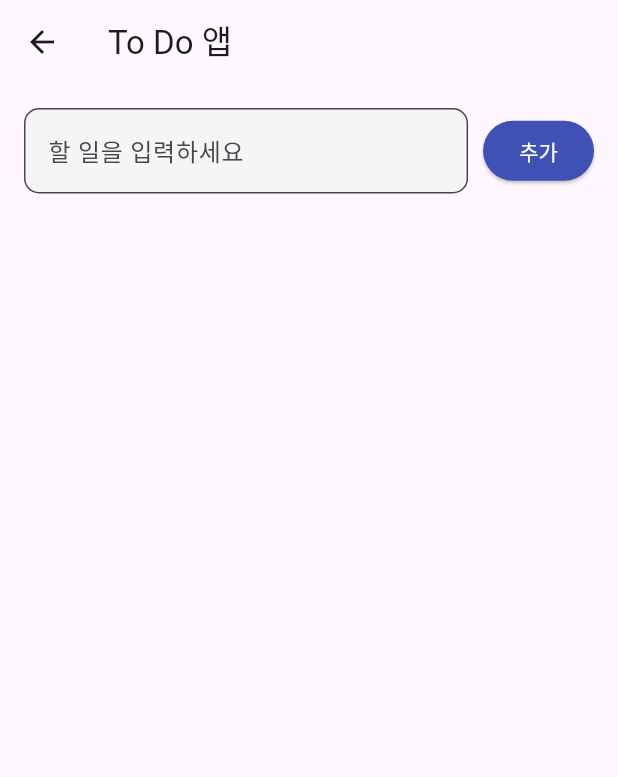
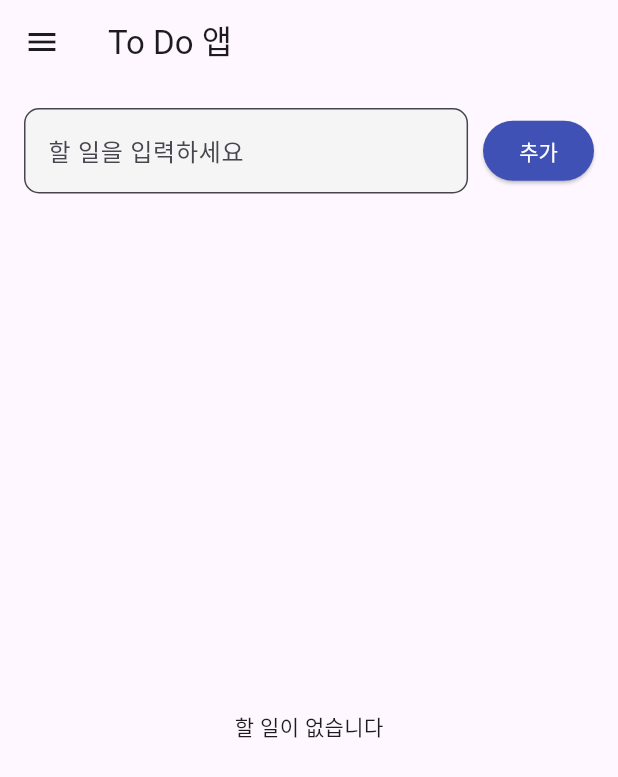
Before and after one commit to brian-jteom/chungju-flutter, a Flutter app: the TodoPage screen opened by its route, on a phone screen of 412 x 824 dp. Shown: the top 777 px of the screen. Run offline on Flutter 3.47's test engine with Material 3 defaults, Android fonts, the phone set to English and light mode, and no system bars; our stand-ins replace shared_preferences; accounts and stored records are empty.

Commit message:
todo 리스트 작업

```diff
--- a/lib/ToDoPage.dart
+++ /dev/null
@@ -1,54 +0,0 @@
-
-import 'package:flutter/material.dart';
-
-class TodoPage extends StatefulWidget {
-  const TodoPage({super.key});
-
-  @override
-  State<TodoPage> createState() => _TodoPageState();
-}
-
-class _TodoPageState extends State<TodoPage> {
-
-
-  @override
-  Widget build(BuildContext context) {
-    return Scaffold(
-      appBar: AppBar(
-        title: const Text("To Do 앱"),
-      ),
-      body: Column(
-        children: [
-          Padding(
-              padding: const EdgeInsets.all(16),
-              child: Row(
-                children: [
-                  Expanded(
-                      child: TextField(
-                        decoration: InputDecoration(
-                          hintText: "할 일을 입력하세요",
-                          border: OutlineInputBorder(
-                            borderRadius: BorderRadius.circular(10)
-                          ),
-                          filled: true,
-                          fillColor: Colors.grey[100]
-                        ),
-                      )
-                  ),
-                  const SizedBox(width: 10),
-                  ElevatedButton(
-                      onPressed: () => {},
-                      style: ElevatedButton.styleFrom(
-                        backgroundColor: Colors.indigo,
-                        foregroundColor: Colors.white
-                      ),
-                      child: const Text("추가")
-                  )
-                ],
-              ),
-          )
-        ],
-      ),
-    );
-  }
-}
--- a/lib/main.dart
+++ b/lib/main.dart
@@ -1,5 +1,5 @@
 import 'package:flutter/material.dart';
-import 'package:hello/ToDoPage.dart';
+import 'package:hello/todo-page.dart';
 import 'package:hello/button_page.dart';
 import 'package:hello/flex_page.dart';
 import 'package:hello/image_page.dart';
@@ -28,7 +28,7 @@ class MyApp extends StatelessWidget {
       ),
       initialRoute: "/",
       routes: {
-        '/': (context) => const LayoutPage(),
+        '/': (context) => const TodoPage(),
         '/setting': (context) => const SettingPage(),
         '/popup': (context) => const PopupPage(),
         '/flex': (context) => const FlexPage(),
--- /dev/null
+++ b/lib/todo-page.dart
@@ -0,0 +1,122 @@
+
+import 'package:flutter/material.dart';
+import 'package:shared_preferences/shared_preferences.dart';
+
+import 'drawer.dart';
+
+class TodoPage extends StatefulWidget {
+  const TodoPage({super.key});
+
+  @override
+  State<TodoPage> createState() => _TodoPageState();
+}
+
+class _TodoPageState extends State<TodoPage> {
+  final List<String> todos = [];
+  final TextEditingController _controller = TextEditingController();
+
+
+  @override
+  void initState() {
+    super.initState();
+    _loadTodos();
+  }
+
+  void _loadTodos() async {
+    final prefs = await SharedPreferences.getInstance();
+    final saved = prefs.getStringList("todos");
+    if(saved != null){
+      setState(() {
+        todos.addAll(saved);
+      });
+    }
+  }
+
+  void _deleteTodo(int index) async {
+    final removed = todos[index];
+    setState(() {
+      todos.removeAt(index);
+    });
+    _saveTodos();
+
+    ScaffoldMessenger.of(context).showSnackBar(
+      SnackBar(content: Text("${removed} 삭제됨"))
+    );
+  }
+
+  void _saveTodos() async {
+    final prefs = await SharedPreferences.getInstance();
+    await prefs.setStringList('todos', todos);
+  }
+
+  void _addTodo(String text) {
+    if (text.trim().isEmpty) return;
+    setState(() {
+      todos.add(text.trim());
+      _controller.clear();
+    });
+    _saveTodos();
+  }
+
+  @override
+  Widget build(BuildContext context) {
+    return Scaffold(
+      appBar: AppBar(
+        title: const Text("To Do 앱"),
+      ),
+      drawer: const MyDrawer(),
+      body: Column(
+        children: [
+          Padding(
+              padding: const EdgeInsets.all(16),
+              child: Row(
+                children: [
+                  Expanded(
+                      child: TextField(
+                        controller: _controller,
+                        decoration: InputDecoration(
+                          hintText: "할 일을 입력하세요",
+                          border: OutlineInputBorder(
+                            borderRadius: BorderRadius.circular(10)
+                          ),
+                          filled: true,
+                          fillColor: Colors.grey[100]
+                        ),
+                      )
+                  ),
+                  const SizedBox(width: 10),
+                  ElevatedButton(
+                      onPressed: () => _addTodo(_controller.text),
+                      style: ElevatedButton.styleFrom(
+                        backgroundColor: Colors.indigo,
+                        foregroundColor: Colors.white
+                      ),
+                      child: const Text("추가")
+                  ),
+                ],
+              ),
+          ),
+          Expanded(
+              child: todos.isEmpty
+                  ? const Center(child: Text("할 일이 없습니다"))
+                  : ListView.builder(
+                  itemCount: todos.length,
+                  itemBuilder: (context, index) {
+                    return Card(
+                      margin: const EdgeInsets.symmetric(
+                          horizontal: 16,
+                          vertical: 4
+                      ),
+                      child: ListTile(
+                        title: Text(todos[index]),
+                        onLongPress: () => _deleteTodo(index),
+                      ),
+                    );
+                  }
+              )
+          )
+        ],
+      ),
+    );
+  }
+}
```
